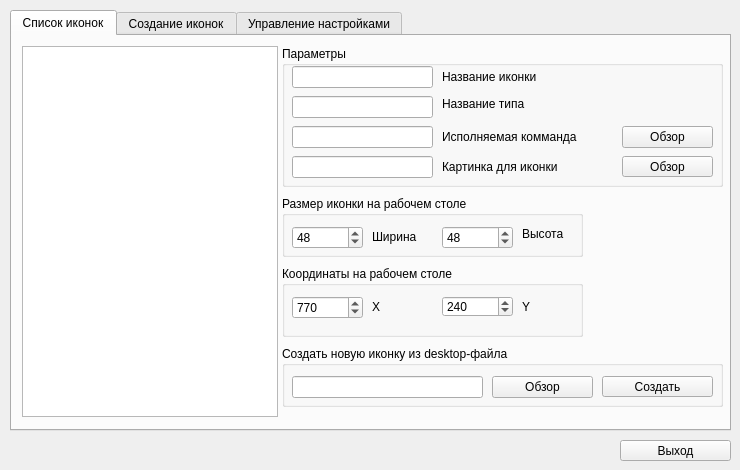
Before: the Qt Designer form idesk-x-set/mainwindow.ui in 150balbes/idesk-set, drawn with Qt 5.
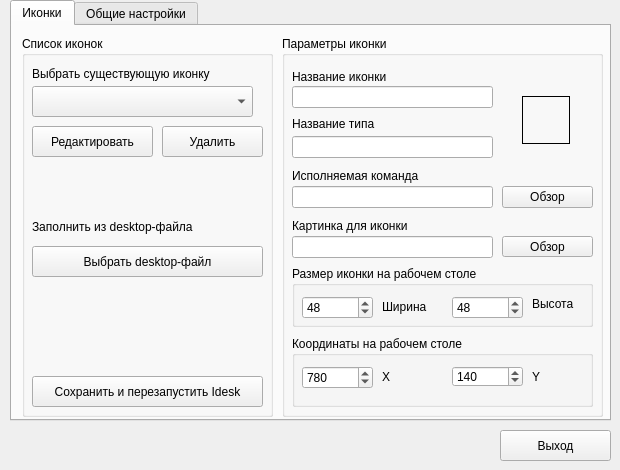
After: the same form once the commit is applied.

Patch:
```diff
--- a/idesk-x-set/mainwindow.ui
+++ b/idesk-x-set/mainwindow.ui
@@ -6,7 +6,7 @@
    <rect>
     <x>0</x>
     <y>0</y>
-    <width>740</width>
+    <width>620</width>
     <height>470</height>
    </rect>
   </property>
@@ -17,10 +17,10 @@
    <widget class="QPushButton" name="pushButton_Exit">
     <property name="geometry">
      <rect>
-      <x>620</x>
-      <y>440</y>
+      <x>500</x>
+      <y>430</y>
       <width>111</width>
-      <height>21</height>
+      <height>31</height>
      </rect>
     </property>
     <property name="text">
@@ -31,8 +31,8 @@
     <property name="geometry">
      <rect>
       <x>10</x>
-      <y>10</y>
-      <width>721</width>
+      <y>0</y>
+      <width>601</width>
       <height>421</height>
      </rect>
     </property>
@@ -41,101 +41,26 @@
     </property>
     <widget class="QWidget" name="tab_3">
      <attribute name="title">
-      <string>Список иконок</string>
+      <string>Иконки</string>
      </attribute>
-     <widget class="QListView" name="list_Icon">
-      <property name="geometry">
-       <rect>
-        <x>10</x>
-        <y>10</y>
-        <width>256</width>
-        <height>371</height>
-       </rect>
-      </property>
-     </widget>
-     <widget class="QGroupBox" name="groupBox_2">
-      <property name="geometry">
-       <rect>
-        <x>270</x>
-        <y>160</y>
-        <width>301</width>
-        <height>61</height>
-       </rect>
-      </property>
-      <property name="title">
-       <string>Размер иконки на рабочем столе</string>
-      </property>
-      <widget class="QSpinBox" name="Idesk_Width">
-       <property name="geometry">
-        <rect>
-         <x>10</x>
-         <y>30</y>
-         <width>71</width>
-         <height>23</height>
-        </rect>
-       </property>
-       <property name="value">
-        <number>48</number>
-       </property>
-      </widget>
-      <widget class="QSpinBox" name="Idesk_Height">
-       <property name="geometry">
-        <rect>
-         <x>160</x>
-         <y>30</y>
-         <width>71</width>
-         <height>23</height>
-        </rect>
-       </property>
-       <property name="value">
-        <number>48</number>
-       </property>
-      </widget>
-      <widget class="QLabel" name="label_2">
-       <property name="geometry">
-        <rect>
-         <x>90</x>
-         <y>30</y>
-         <width>61</width>
-         <height>21</height>
-        </rect>
-       </property>
-       <property name="text">
-        <string>Ширина</string>
-       </property>
-      </widget>
-      <widget class="QLabel" name="label_3">
-       <property name="geometry">
-        <rect>
-         <x>240</x>
-         <y>30</y>
-         <width>61</width>
-         <height>16</height>
-        </rect>
-       </property>
-       <property name="text">
-        <string>Высота</string>
-       </property>
-      </widget>
-     </widget>
      <widget class="QGroupBox" name="groupBox_4">
       <property name="geometry">
        <rect>
         <x>270</x>
         <y>10</y>
-        <width>441</width>
-        <height>141</height>
+        <width>321</width>
+        <height>381</height>
        </rect>
       </property>
       <property name="title">
-       <string>Параметры</string>
+       <string>Параметры иконки</string>
       </property>
       <widget class="QLineEdit" name="Idesk_Caption">
        <property name="geometry">
         <rect>
          <x>10</x>
-         <y>20</y>
-         <width>141</width>
+         <y>50</y>
+         <width>201</width>
          <height>22</height>
         </rect>
        </property>
@@ -143,8 +68,8 @@
       <widget class="QLabel" name="label">
        <property name="geometry">
         <rect>
-         <x>160</x>
-         <y>20</y>
+         <x>10</x>
+         <y>30</y>
          <width>121</width>
          <height>21</height>
         </rect>
@@ -157,8 +82,8 @@
        <property name="geometry">
         <rect>
          <x>10</x>
-         <y>50</y>
-         <width>141</width>
+         <y>100</y>
+         <width>201</width>
          <height>22</height>
         </rect>
        </property>
@@ -166,8 +91,8 @@
       <widget class="QLabel" name="label_6">
        <property name="geometry">
         <rect>
-         <x>160</x>
-         <y>50</y>
+         <x>10</x>
+         <y>80</y>
          <width>121</width>
          <height>16</height>
         </rect>
@@ -180,8 +105,8 @@
        <property name="geometry">
         <rect>
          <x>10</x>
-         <y>80</y>
-         <width>141</width>
+         <y>150</y>
+         <width>201</width>
          <height>22</height>
         </rect>
        </property>
@@ -189,22 +114,22 @@
       <widget class="QLabel" name="label_7">
        <property name="geometry">
         <rect>
-         <x>160</x>
-         <y>80</y>
+         <x>10</x>
+         <y>130</y>
          <width>161</width>
-         <height>21</height>
+         <height>20</height>
         </rect>
        </property>
        <property name="text">
-        <string>Исполняемая комманда</string>
+        <string>Исполняемая команда</string>
        </property>
       </widget>
       <widget class="QLineEdit" name="Idesk_Icon">
        <property name="geometry">
         <rect>
          <x>10</x>
-         <y>110</y>
-         <width>141</width>
+         <y>200</y>
+         <width>201</width>
          <height>22</height>
         </rect>
        </property>
@@ -212,10 +137,10 @@
       <widget class="QLabel" name="label_8">
        <property name="geometry">
         <rect>
-         <x>160</x>
-         <y>110</y>
+         <x>10</x>
+         <y>180</y>
          <width>151</width>
-         <height>21</height>
+         <height>20</height>
         </rect>
        </property>
        <property name="text">
@@ -225,8 +150,8 @@
       <widget class="QPushButton" name="pushButton_Command">
        <property name="geometry">
         <rect>
-         <x>340</x>
-         <y>80</y>
+         <x>220</x>
+         <y>150</y>
          <width>91</width>
          <height>22</height>
         </rect>
@@ -238,8 +163,8 @@
       <widget class="QPushButton" name="pushButton_Icon">
        <property name="geometry">
         <rect>
-         <x>340</x>
-         <y>110</y>
+         <x>220</x>
+         <y>200</y>
          <width>91</width>
          <height>21</height>
         </rect>
@@ -251,23 +176,90 @@
       <widget class="QLabel" name="label_prev">
        <property name="geometry">
         <rect>
-         <x>380</x>
-         <y>20</y>
+         <x>240</x>
+         <y>60</y>
          <width>48</width>
          <height>48</height>
         </rect>
        </property>
+       <property name="frameShape">
+        <enum>QFrame::Box</enum>
+       </property>
        <property name="text">
         <string/>
        </property>
       </widget>
-     </widget>
-     <widget class="QGroupBox" name="groupBox_3">
+      <widget class="QGroupBox" name="groupBox_2">
       <property name="geometry">
        <rect>
-        <x>270</x>
+         <x>10</x>
         <y>230</y>
         <width>301</width>
+         <height>61</height>
+        </rect>
+       </property>
+       <property name="title">
+        <string>Размер иконки на рабочем столе</string>
+       </property>
+       <widget class="QSpinBox" name="Idesk_Width">
+        <property name="geometry">
+         <rect>
+          <x>10</x>
+          <y>30</y>
+          <width>71</width>
+          <height>23</height>
+         </rect>
+        </property>
+        <property name="value">
+         <number>48</number>
+        </property>
+       </widget>
+       <widget class="QSpinBox" name="Idesk_Height">
+        <property name="geometry">
+         <rect>
+          <x>160</x>
+          <y>30</y>
+          <width>71</width>
+          <height>23</height>
+         </rect>
+        </property>
+        <property name="value">
+         <number>48</number>
+        </property>
+       </widget>
+       <widget class="QLabel" name="label_2">
+        <property name="geometry">
+         <rect>
+          <x>90</x>
+          <y>30</y>
+          <width>61</width>
+          <height>21</height>
+         </rect>
+        </property>
+        <property name="text">
+         <string>Ширина</string>
+        </property>
+       </widget>
+       <widget class="QLabel" name="label_3">
+        <property name="geometry">
+         <rect>
+          <x>240</x>
+          <y>30</y>
+          <width>61</width>
+          <height>16</height>
+         </rect>
+        </property>
+        <property name="text">
+         <string>Высота</string>
+        </property>
+       </widget>
+      </widget>
+      <widget class="QGroupBox" name="groupBox_3">
+       <property name="geometry">
+        <rect>
+         <x>10</x>
+         <y>300</y>
+         <width>301</width>
         <height>71</height>
        </rect>
       </property>
@@ -287,7 +279,7 @@
         <number>1024</number>
        </property>
        <property name="value">
-        <number>770</number>
+         <number>780</number>
        </property>
       </widget>
       <widget class="QSpinBox" name="Idesk_Y">
@@ -303,7 +295,7 @@
         <number>600</number>
        </property>
        <property name="value">
-        <number>240</number>
+         <number>140</number>
        </property>
       </widget>
       <widget class="QLabel" name="label_4">
@@ -333,67 +325,112 @@
        </property>
       </widget>
      </widget>
-     <widget class="QGroupBox" name="groupBox">
+     </widget>
+     <widget class="QGroupBox" name="groupBox_5">
       <property name="geometry">
        <rect>
-        <x>270</x>
-        <y>310</y>
-        <width>441</width>
-        <height>61</height>
+        <x>10</x>
+        <y>10</y>
+        <width>251</width>
+        <height>381</height>
        </rect>
       </property>
       <property name="title">
-       <string>Создать новую иконку из desktop-файла</string>
+       <string>Список иконок</string>
       </property>
-      <widget class="QLineEdit" name="Desktop">
+      <widget class="QComboBox" name="List_icon">
        <property name="geometry">
         <rect>
          <x>10</x>
-         <y>30</y>
-         <width>191</width>
-         <height>22</height>
+         <y>50</y>
+         <width>221</width>
+         <height>31</height>
         </rect>
        </property>
       </widget>
-      <widget class="QPushButton" name="pushButton_Desktop">
+      <widget class="QPushButton" name="pushButton_edit">
        <property name="geometry">
         <rect>
-         <x>210</x>
-         <y>30</y>
+         <x>10</x>
+         <y>90</y>
+         <width>121</width>
+         <height>31</height>
+        </rect>
+       </property>
+       <property name="text">
+        <string>Редактировать</string>
+       </property>
+      </widget>
+      <widget class="QPushButton" name="pushButton_del">
+       <property name="geometry">
+        <rect>
+         <x>140</x>
+         <y>90</y>
          <width>101</width>
-         <height>22</height>
+         <height>31</height>
         </rect>
        </property>
        <property name="text">
-        <string>Обзор</string>
+        <string>Удалить</string>
        </property>
       </widget>
-      <widget class="QPushButton" name="pushButton_Create">
-       <property name="enabled">
-        <bool>true</bool>
-       </property>
+      <widget class="QLabel" name="label_9">
        <property name="geometry">
         <rect>
-         <x>320</x>
+         <x>10</x>
          <y>30</y>
-         <width>111</width>
+         <width>231</width>
+         <height>16</height>
+        </rect>
+       </property>
+       <property name="text">
+        <string>Выбрать существующую иконку</string>
+       </property>
+      </widget>
+      <widget class="QPushButton" name="pushButton_Desktop">
+       <property name="geometry">
+        <rect>
+         <x>10</x>
+         <y>210</y>
+         <width>231</width>
+         <height>31</height>
+        </rect>
+       </property>
+       <property name="text">
+        <string>Выбрать desktop-файл</string>
+       </property>
+      </widget>
+      <widget class="QLabel" name="label_10">
+       <property name="geometry">
+        <rect>
+         <x>10</x>
+         <y>180</y>
+         <width>221</width>
          <height>21</height>
         </rect>
        </property>
        <property name="text">
-        <string>Создать</string>
+        <string>Заполнить из desktop-файла</string>
        </property>
       </widget>
-     </widget>
-    </widget>
-    <widget class="QWidget" name="tab">
-     <attribute name="title">
-      <string>Создание иконок</string>
-     </attribute>
+      <widget class="QPushButton" name="pushButton_Save">
+       <property name="geometry">
+        <rect>
+         <x>10</x>
+         <y>340</y>
+         <width>231</width>
+         <height>31</height>
+        </rect>
+       </property>
+       <property name="text">
+        <string>Сохранить и перезапустить Idesk</string>
+       </property>
+      </widget>
+     </widget>
     </widget>
     <widget class="QWidget" name="tab_2">
      <attribute name="title">
-      <string>Управление настройками</string>
+      <string>Общие настройки</string>
      </attribute>
     </widget>
    </widget>
```
Lines whose indentation alone changed are shown as unchanged.
